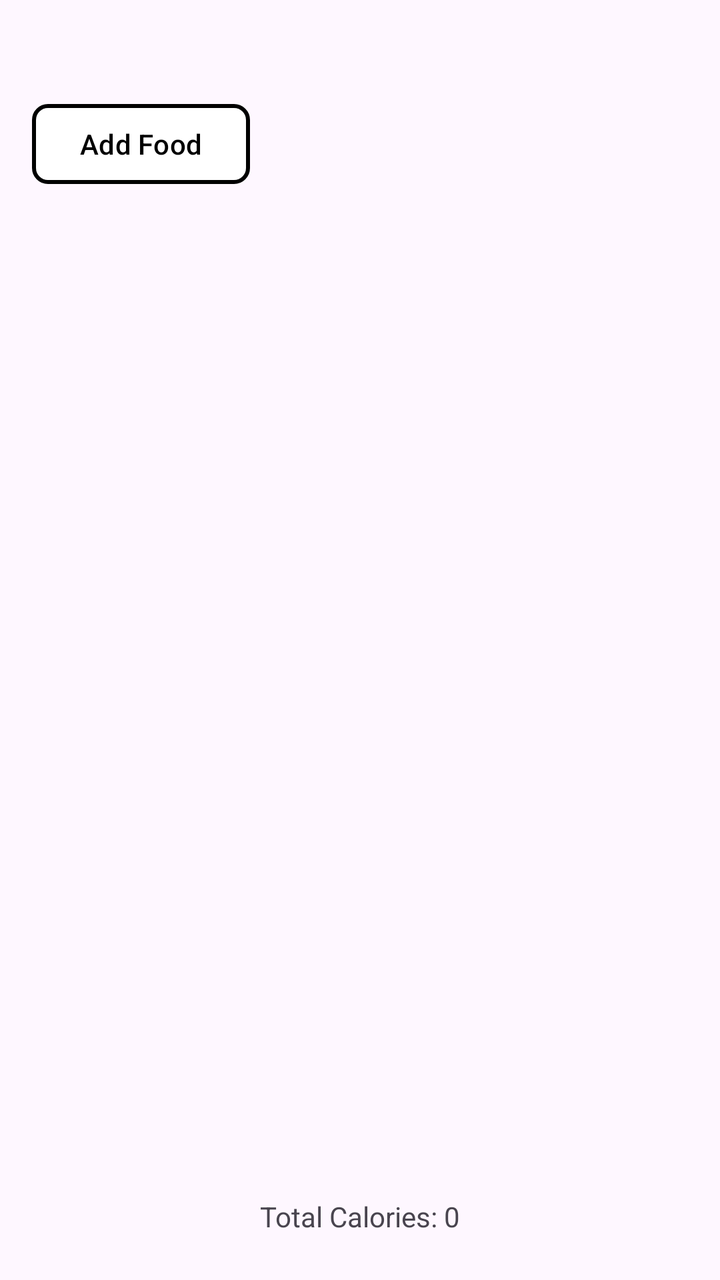
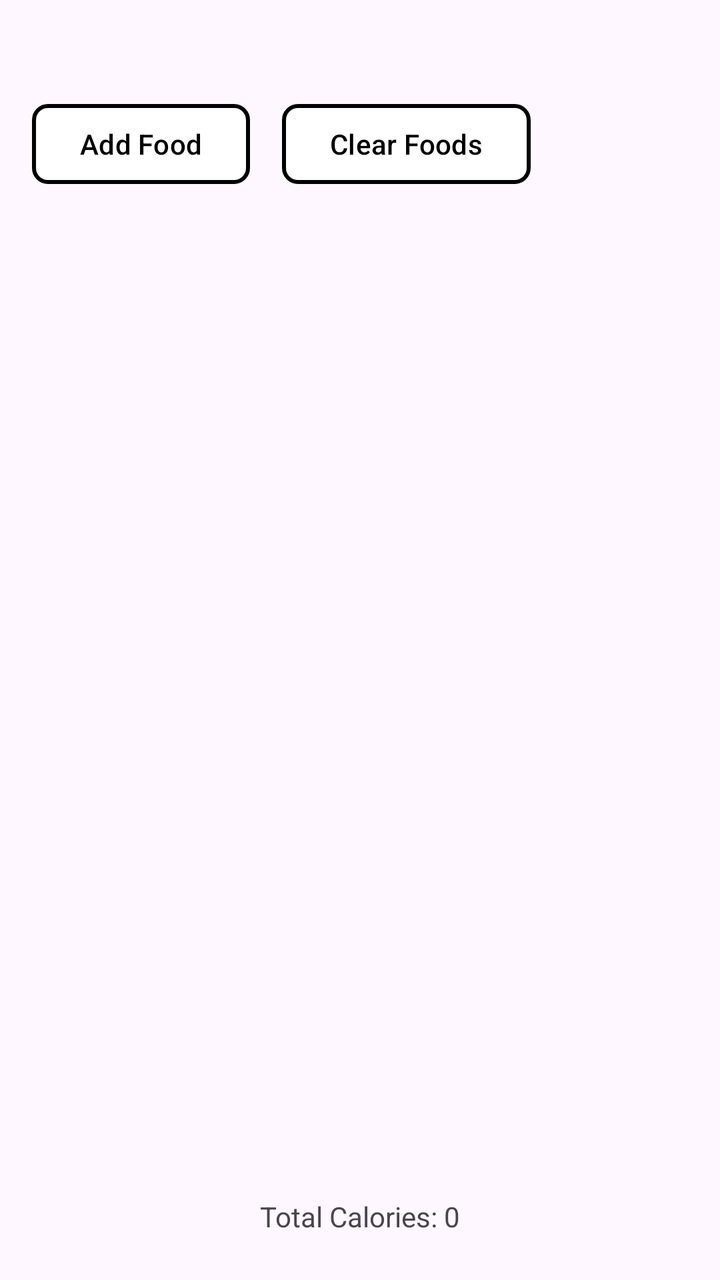

Compare the two renders of this Android layout. The source of the first and the diff that turns it into the second are given below.
<!-- AndroidManifest.xml: application theme Theme.SimpleCalorieTracker -->
<!-- res/layout/activity_main.xml -->
<?xml version="1.0" encoding="utf-8"?>
<androidx.constraintlayout.widget.ConstraintLayout xmlns:android="http://schemas.android.com/apk/res/android"
    xmlns:app="http://schemas.android.com/apk/res-auto"
    xmlns:tools="http://schemas.android.com/tools"
    android:id="@+id/main"
    android:layout_width="match_parent"
    android:layout_height="match_parent"
    tools:context=".MainActivity">

    <ListView
        android:id="@+id/food_list"
        android:layout_width="match_parent"
        android:layout_height="match_parent"
        android:layout_marginTop="96dp"
        android:layout_marginBottom="64dp"
        app:layout_constraintBottom_toBottomOf="parent"
        app:layout_constraintTop_toTopOf="parent"
        tools:layout_editor_absoluteX="0dp">

    </ListView>

    <TextView
        android:id="@+id/total_calories"
        android:layout_width="wrap_content"
        android:layout_height="wrap_content"
        android:text="Total Calories: 0"
        app:layout_constraintBottom_toBottomOf="parent"
        app:layout_constraintEnd_toEndOf="parent"
        app:layout_constraintStart_toStartOf="parent"
        app:layout_constraintTop_toBottomOf="@+id/food_list" />

    <com.google.android.material.button.MaterialButton
        android:id="@+id/add_food"
        android:layout_width="wrap_content"
        android:layout_height="wrap_content"
        android:layout_marginStart="16dp"
        android:text="Add Food"
        android:textColor="#000000"
        app:backgroundTint="@color/white"
        app:cornerRadius="8dp"
        app:layout_constraintBottom_toTopOf="@+id/food_list"
        app:layout_constraintStart_toStartOf="parent"
        app:layout_constraintTop_toTopOf="parent"
        app:layout_constraintVertical_bias="1.0"
        app:strokeColor="@color/black"
        app:strokeWidth="2dp" />

</androidx.constraintlayout.widget.ConstraintLayout>
<!-- resources referenced by this layout -->
<resources>
  <color name="black">#FF000000</color>
  <color name="white">#FFFFFFFF</color>
  <style name="Theme.SimpleCalorieTracker" parent="Base.Theme.SimpleCalorieTracker" />
  <style name="Base.Theme.SimpleCalorieTracker" parent="Theme.Material3.DayNight.NoActionBar">
          
          
      </style>
</resources>

<!-- the commit's change to res/layout/activity_main.xml (unified diff, before → after) -->
@@ -6,6 +6,22 @@
     android:layout_width="match_parent"
     android:layout_height="match_parent"
     tools:context=".MainActivity">
+
+    <com.google.android.material.button.MaterialButton
+        android:id="@+id/clear_food"
+        android:layout_width="wrap_content"
+        android:layout_height="wrap_content"
+        android:layout_marginStart="16dp"
+        android:text="Clear Foods"
+        android:textColor="#000000"
+        app:backgroundTint="@color/white"
+        app:cornerRadius="8dp"
+        app:layout_constraintBottom_toTopOf="@+id/food_list"
+        app:layout_constraintStart_toEndOf="@+id/add_food"
+        app:layout_constraintTop_toTopOf="parent"
+        app:layout_constraintVertical_bias="1.0"
+        app:strokeColor="@color/black"
+        app:strokeWidth="2dp" />
 
     <ListView
         android:id="@+id/food_list"
